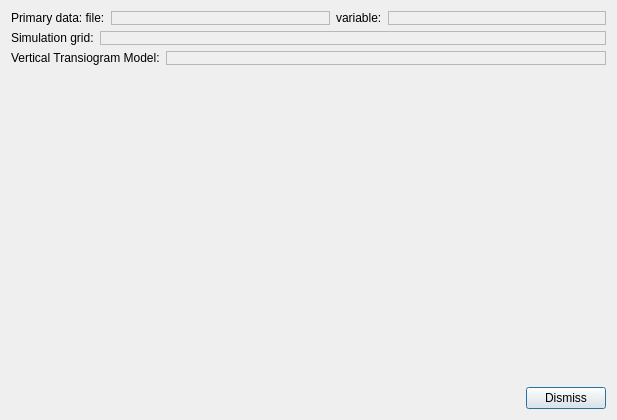
First picture: the form in dialogs/mcrfsimdialog.ui, repository PauloCarvalhoRJ/gammaray, before the edit.
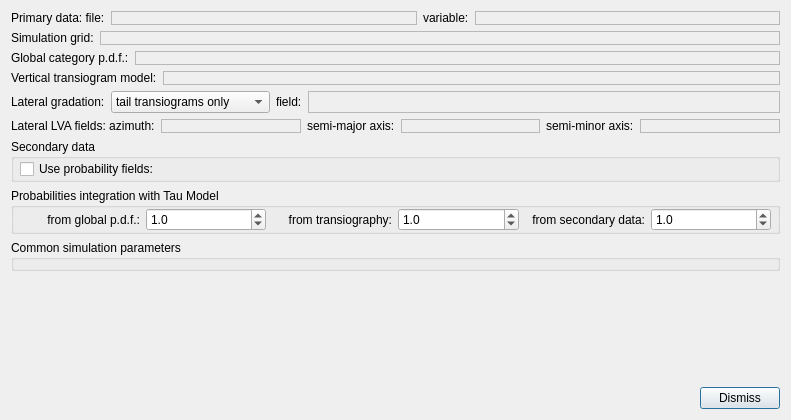
Second picture: the form after the edit.

Patch:
```diff
--- a/dialogs/mcrfsimdialog.ui
+++ b/dialogs/mcrfsimdialog.ui
@@ -6,7 +6,7 @@
    <rect>
     <x>0</x>
     <y>0</y>
-    <width>617</width>
+    <width>791</width>
     <height>420</height>
    </rect>
   </property>
@@ -154,6 +154,50 @@
      </item>
     </layout>
    </item>
+   <item>
+    <layout class="QHBoxLayout" name="horizontalLayout_13">
+     <property name="topMargin">
+      <number>0</number>
+     </property>
+     <item>
+      <widget class="QLabel" name="label_10">
+       <property name="text">
+        <string>Global category p.d.f.:</string>
+       </property>
+      </widget>
+     </item>
+     <item>
+      <widget class="QFrame" name="frmCmbGlobalPDFselector">
+       <property name="sizePolicy">
+        <sizepolicy hsizetype="Expanding" vsizetype="Preferred">
+         <horstretch>0</horstretch>
+         <verstretch>0</verstretch>
+        </sizepolicy>
+       </property>
+       <property name="frameShape">
+        <enum>QFrame::StyledPanel</enum>
+       </property>
+       <property name="frameShadow">
+        <enum>QFrame::Raised</enum>
+       </property>
+       <layout class="QVBoxLayout" name="verticalLayout_2">
+        <property name="leftMargin">
+         <number>0</number>
+        </property>
+        <property name="topMargin">
+         <number>0</number>
+        </property>
+        <property name="rightMargin">
+         <number>0</number>
+        </property>
+        <property name="bottomMargin">
+         <number>0</number>
+        </property>
+       </layout>
+      </widget>
+     </item>
+    </layout>
+   </item>
    <item>
     <layout class="QHBoxLayout" name="horizontalLayout_7">
      <property name="topMargin">
@@ -162,7 +206,7 @@
      <item>
       <widget class="QLabel" name="label_4">
        <property name="text">
-        <string>Vertical Transiogram Model:</string>
+        <string>Vertical transiogram model:</string>
        </property>
       </widget>
      </item>
@@ -198,6 +242,344 @@
      </item>
     </layout>
    </item>
+   <item>
+    <layout class="QHBoxLayout" name="horizontalLayout_9">
+     <property name="topMargin">
+      <number>0</number>
+     </property>
+     <item>
+      <widget class="QLabel" name="label_5">
+       <property name="text">
+        <string>Lateral gradation:</string>
+       </property>
+      </widget>
+     </item>
+     <item>
+      <widget class="QComboBox" name="cmbLateralGradation">
+       <property name="sizePolicy">
+        <sizepolicy hsizetype="Preferred" vsizetype="Fixed">
+         <horstretch>0</horstretch>
+         <verstretch>0</verstretch>
+        </sizepolicy>
+       </property>
+       <item>
+        <property name="text">
+         <string>tail transiograms only</string>
+        </property>
+       </item>
+       <item>
+        <property name="text">
+         <string>head transiograms only</string>
+        </property>
+       </item>
+       <item>
+        <property name="text">
+         <string>tail and head at random</string>
+        </property>
+       </item>
+       <item>
+        <property name="text">
+         <string>use gradational field</string>
+        </property>
+       </item>
+      </widget>
+     </item>
+     <item>
+      <widget class="QLabel" name="label_9">
+       <property name="text">
+        <string>field:</string>
+       </property>
+      </widget>
+     </item>
+     <item>
+      <widget class="QFrame" name="frmCmbLatGradFieldSelector">
+       <property name="sizePolicy">
+        <sizepolicy hsizetype="Expanding" vsizetype="Preferred">
+         <horstretch>0</horstretch>
+         <verstretch>0</verstretch>
+        </sizepolicy>
+       </property>
+       <property name="frameShape">
+        <enum>QFrame::StyledPanel</enum>
+       </property>
+       <property name="frameShadow">
+        <enum>QFrame::Raised</enum>
+       </property>
+       <layout class="QHBoxLayout" name="horizontalLayout_10">
+        <property name="leftMargin">
+         <number>0</number>
+        </property>
+        <property name="topMargin">
+         <number>0</number>
+        </property>
+        <property name="rightMargin">
+         <number>0</number>
+        </property>
+        <property name="bottomMargin">
+         <number>0</number>
+        </property>
+       </layout>
+      </widget>
+     </item>
+    </layout>
+   </item>
+   <item>
+    <layout class="QHBoxLayout" name="horizontalLayout_11">
+     <property name="topMargin">
+      <number>0</number>
+     </property>
+     <item>
+      <widget class="QLabel" name="label_6">
+       <property name="text">
+        <string>Lateral LVA fields: azimuth:</string>
+       </property>
+      </widget>
+     </item>
+     <item>
+      <widget class="QFrame" name="frmCmbLVAazSelector">
+       <property name="sizePolicy">
+        <sizepolicy hsizetype="Expanding" vsizetype="Preferred">
+         <horstretch>0</horstretch>
+         <verstretch>0</verstretch>
+        </sizepolicy>
+       </property>
+       <property name="frameShape">
+        <enum>QFrame::StyledPanel</enum>
+       </property>
+       <property name="frameShadow">
+        <enum>QFrame::Raised</enum>
+       </property>
+       <layout class="QVBoxLayout" name="verticalLayout_3">
+        <property name="leftMargin">
+         <number>0</number>
+        </property>
+        <property name="topMargin">
+         <number>0</number>
+        </property>
+        <property name="rightMargin">
+         <number>0</number>
+        </property>
+        <property name="bottomMargin">
+         <number>0</number>
+        </property>
+       </layout>
+      </widget>
+     </item>
+     <item>
+      <widget class="QLabel" name="label_7">
+       <property name="text">
+        <string>semi-major axis:</string>
+       </property>
+      </widget>
+     </item>
+     <item>
+      <widget class="QFrame" name="frmCmbLVAmajorSelector">
+       <property name="sizePolicy">
+        <sizepolicy hsizetype="Expanding" vsizetype="Preferred">
+         <horstretch>0</horstretch>
+         <verstretch>0</verstretch>
+        </sizepolicy>
+       </property>
+       <property name="frameShape">
+        <enum>QFrame::StyledPanel</enum>
+       </property>
+       <property name="frameShadow">
+        <enum>QFrame::Raised</enum>
+       </property>
+       <layout class="QVBoxLayout" name="verticalLayout_4">
+        <property name="leftMargin">
+         <number>0</number>
+        </property>
+        <property name="topMargin">
+         <number>0</number>
+        </property>
+        <property name="rightMargin">
+         <number>0</number>
+        </property>
+        <property name="bottomMargin">
+         <number>0</number>
+        </property>
+       </layout>
+      </widget>
+     </item>
+     <item>
+      <widget class="QLabel" name="label_8">
+       <property name="text">
+        <string>semi-minor axis:</string>
+       </property>
+      </widget>
+     </item>
+     <item>
+      <widget class="QFrame" name="frmCmbLVAminorSelector">
+       <property name="sizePolicy">
+        <sizepolicy hsizetype="Expanding" vsizetype="Preferred">
+         <horstretch>0</horstretch>
+         <verstretch>0</verstretch>
+        </sizepolicy>
+       </property>
+       <property name="frameShape">
+        <enum>QFrame::StyledPanel</enum>
+       </property>
+       <property name="frameShadow">
+        <enum>QFrame::Raised</enum>
+       </property>
+       <layout class="QVBoxLayout" name="verticalLayout_5">
+        <property name="leftMargin">
+         <number>0</number>
+        </property>
+        <property name="topMargin">
+         <number>0</number>
+        </property>
+        <property name="rightMargin">
+         <number>0</number>
+        </property>
+        <property name="bottomMargin">
+         <number>0</number>
+        </property>
+       </layout>
+      </widget>
+     </item>
+    </layout>
+   </item>
+   <item>
+    <widget class="QGroupBox" name="grpBoxSecondaryData">
+     <property name="title">
+      <string>Secondary data</string>
+     </property>
+     <layout class="QHBoxLayout" name="horizontalLayout_12">
+      <property name="spacing">
+       <number>6</number>
+      </property>
+      <property name="leftMargin">
+       <number>6</number>
+      </property>
+      <property name="topMargin">
+       <number>0</number>
+      </property>
+      <property name="rightMargin">
+       <number>6</number>
+      </property>
+      <property name="bottomMargin">
+       <number>0</number>
+      </property>
+      <item>
+       <widget class="QCheckBox" name="chkUseProbabilityFields">
+        <property name="text">
+         <string>Use probability fields:</string>
+        </property>
+       </widget>
+      </item>
+     </layout>
+    </widget>
+   </item>
+   <item>
+    <widget class="QGroupBox" name="groupBox">
+     <property name="title">
+      <string>Probabilities integration with Tau Model</string>
+     </property>
+     <layout class="QHBoxLayout" name="horizontalLayout_14">
+      <property name="leftMargin">
+       <number>6</number>
+      </property>
+      <property name="topMargin">
+       <number>0</number>
+      </property>
+      <property name="rightMargin">
+       <number>6</number>
+      </property>
+      <property name="bottomMargin">
+       <number>0</number>
+      </property>
+      <item>
+       <widget class="QLabel" name="label_11">
+        <property name="text">
+         <string>from global p.d.f.:</string>
+        </property>
+        <property name="alignment">
+         <set>Qt::AlignRight|Qt::AlignTrailing|Qt::AlignVCenter</set>
+        </property>
+       </widget>
+      </item>
+      <item>
+       <widget class="QDoubleSpinBox" name="dblSpinTauPDF">
+        <property name="decimals">
+         <number>1</number>
+        </property>
+        <property name="maximum">
+         <double>100.000000000000000</double>
+        </property>
+        <property name="value">
+         <double>1.000000000000000</double>
+        </property>
+       </widget>
+      </item>
+      <item>
+       <widget class="QLabel" name="label_12">
+        <property name="text">
+         <string>from transiography:</string>
+        </property>
+        <property name="alignment">
+         <set>Qt::AlignRight|Qt::AlignTrailing|Qt::AlignVCenter</set>
+        </property>
+       </widget>
+      </item>
+      <item>
+       <widget class="QDoubleSpinBox" name="dblSpinTauTransiography">
+        <property name="decimals">
+         <number>1</number>
+        </property>
+        <property name="value">
+         <double>1.000000000000000</double>
+        </property>
+       </widget>
+      </item>
+      <item>
+       <widget class="QLabel" name="label_13">
+        <property name="text">
+         <string>from secondary data:</string>
+        </property>
+        <property name="alignment">
+         <set>Qt::AlignRight|Qt::AlignTrailing|Qt::AlignVCenter</set>
+        </property>
+       </widget>
+      </item>
+      <item>
+       <widget class="QDoubleSpinBox" name="dblSpinTauSecondary">
+        <property name="decimals">
+         <number>1</number>
+        </property>
+        <property name="value">
+         <double>1.000000000000000</double>
+        </property>
+       </widget>
+      </item>
+     </layout>
+    </widget>
+   </item>
+   <item>
+    <widget class="QGroupBox" name="grpBoxCommonSimulationProperties">
+     <property name="title">
+      <string>Common simulation parameters</string>
+     </property>
+     <layout class="QVBoxLayout" name="verticalLayout_6">
+      <property name="spacing">
+       <number>6</number>
+      </property>
+      <property name="leftMargin">
+       <number>6</number>
+      </property>
+      <property name="topMargin">
+       <number>0</number>
+      </property>
+      <property name="rightMargin">
+       <number>6</number>
+      </property>
+      <property name="bottomMargin">
+       <number>0</number>
+      </property>
+     </layout>
+    </widget>
+   </item>
    <item>
     <spacer name="verticalSpacer">
      <property name="orientation">
```
Left out of the diff: 24 changed lines with no effect on the pictures.
